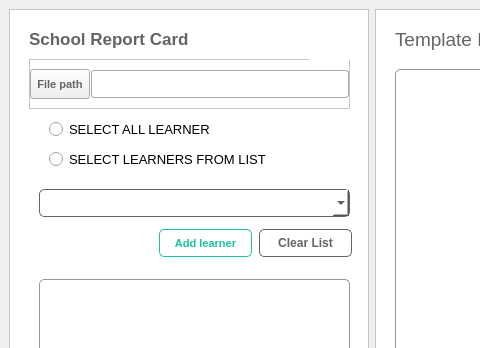
Qt form LMS_v2.1/ui/cardExportWindow.ui (jpcanas/School_LMSv2) before a commit; both pictures show x 0 to 480 and y 0 to 348 of the 865 by 560 pixel window.
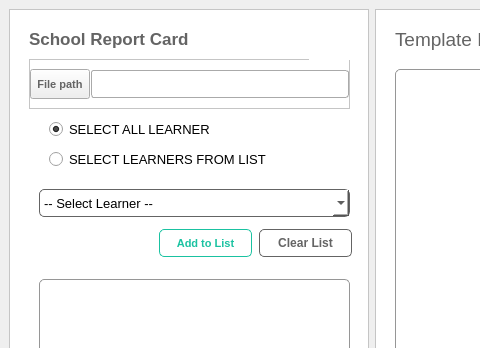
The same form after that commit. Icons and pictures are not drawn.

Commit message: - added export features

```diff
--- a/LMS_v2.1/ui/cardExportWindow.ui
+++ b/LMS_v2.1/ui/cardExportWindow.ui
@@ -114,6 +114,9 @@
        <property name="text">
         <string>SELECT ALL LEARNERS</string>
        </property>
+       <property name="checked">
+        <bool>true</bool>
+       </property>
       </widget>
       <widget class="QRadioButton" name="radioBtnSelectFew">
        <property name="geometry">
@@ -155,6 +158,11 @@
 	background-color: rgb(255, 255, 255);
 }</string>
        </property>
+       <item>
+        <property name="text">
+         <string>-- Select Learner --</string>
+        </property>
+       </item>
       </widget>
       <widget class="QPushButton" name="addBtn">
        <property name="geometry">
@@ -186,7 +194,7 @@
 }</string>
        </property>
        <property name="text">
-        <string>Add learner</string>
+        <string>Add to List</string>
        </property>
       </widget>
       <widget class="QPushButton" name="clrBtn">
```
Left out of the diff: 30 changed lines with no effect on the pictures. The commit also changes 7 other files.
